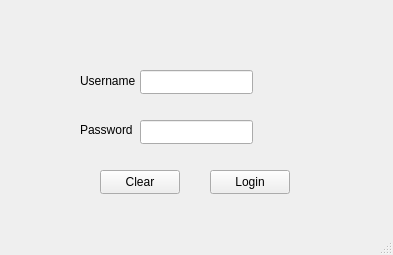
First picture: the form in CS1CGroupProject/login.ui, repository IamFyrus/CS1C, before the edit.
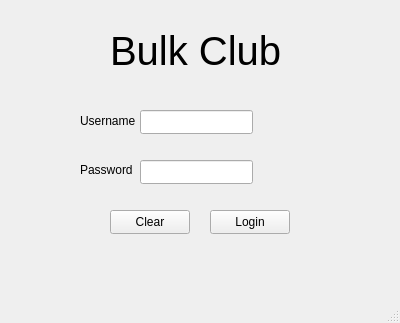
Second picture: the form after the edit.

```diff
--- a/CS1CGroupProject/login.ui
+++ b/CS1CGroupProject/login.ui
@@ -6,8 +6,8 @@
    <rect>
     <x>0</x>
     <y>0</y>
-    <width>393</width>
-    <height>255</height>
+    <width>400</width>
+    <height>323</height>
    </rect>
   </property>
   <property name="maximumSize">
@@ -24,7 +24,7 @@
     <property name="geometry">
      <rect>
       <x>210</x>
-      <y>170</y>
+      <y>210</y>
       <width>80</width>
       <height>24</height>
      </rect>
@@ -36,8 +36,8 @@
    <widget class="QPushButton" name="clearButton">
     <property name="geometry">
      <rect>
-      <x>100</x>
-      <y>170</y>
+      <x>110</x>
+      <y>210</y>
       <width>80</width>
       <height>24</height>
      </rect>
@@ -50,7 +50,7 @@
     <property name="geometry">
      <rect>
       <x>140</x>
-      <y>70</y>
+      <y>110</y>
       <width>113</width>
       <height>24</height>
      </rect>
@@ -60,7 +60,7 @@
     <property name="geometry">
      <rect>
       <x>140</x>
-      <y>120</y>
+      <y>160</y>
       <width>113</width>
       <height>24</height>
      </rect>
@@ -73,7 +73,7 @@
     <property name="geometry">
      <rect>
       <x>80</x>
-      <y>70</y>
+      <y>110</y>
       <width>61</width>
       <height>21</height>
      </rect>
@@ -86,7 +86,7 @@
     <property name="geometry">
      <rect>
       <x>80</x>
-      <y>120</y>
+      <y>160</y>
       <width>61</width>
       <height>20</height>
      </rect>
@@ -95,6 +95,24 @@
      <string>Password</string>
     </property>
    </widget>
+   <widget class="QLabel" name="label">
+    <property name="geometry">
+     <rect>
+      <x>110</x>
+      <y>30</y>
+      <width>181</width>
+      <height>41</height>
+     </rect>
+    </property>
+    <property name="font">
+     <font>
+      <pointsize>30</pointsize>
+     </font>
+    </property>
+    <property name="text">
+     <string>Bulk Club</string>
+    </property>
+   </widget>
   </widget>
   <widget class="QMenuBar" name="menubar">
    <property name="geometry">
```
Left out of the diff: 4 changed lines with no effect on the pictures.
